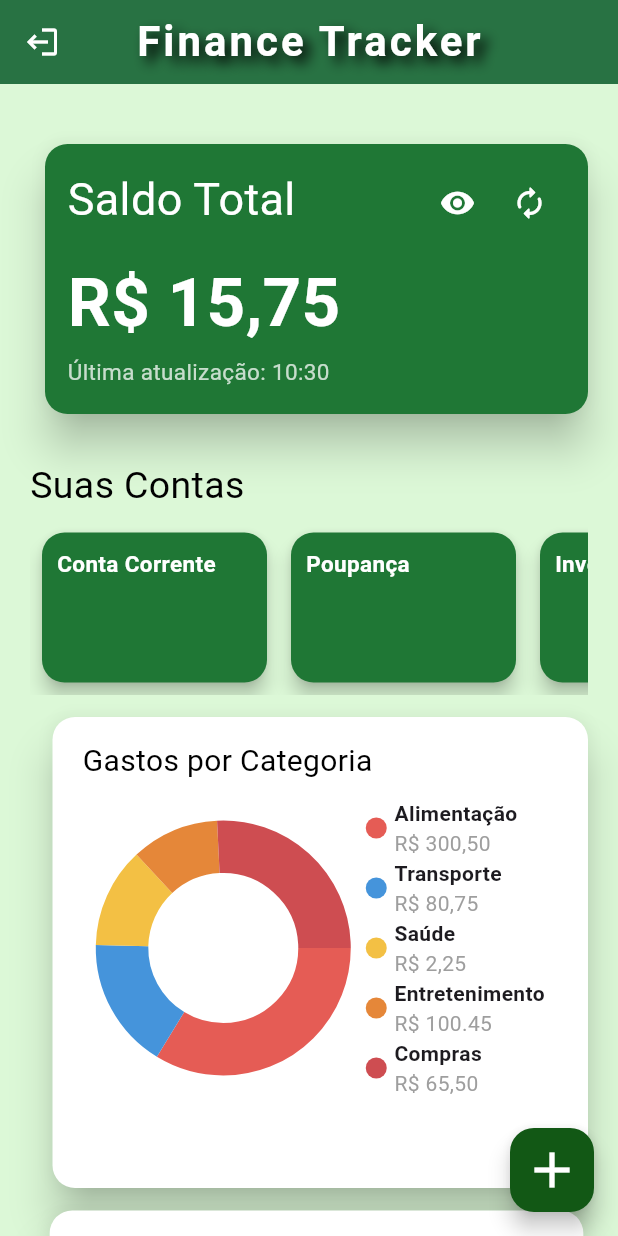
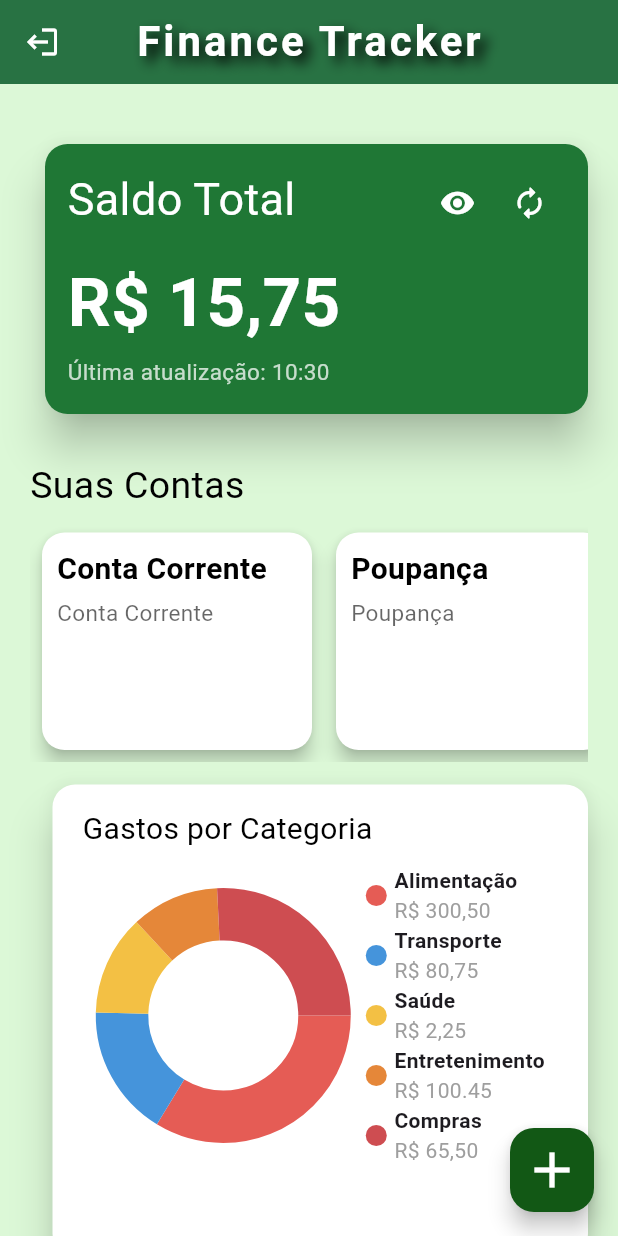
Before and after one commit to Ana-Julia-Furtado/Fin_Tracker, a Flutter app: the HomeScreen screen opened by its route, on a phone screen of 412 x 824 dp. Run offline on Flutter 3.47's test engine with Material 3 defaults, Android fonts, the phone set to English and light mode, and no system bars; drawn by our look-alikes of fl_chart; our stand-ins replace firebase_core; accounts and stored records are empty.

Commit message:
Update home.dart

```diff
--- a/lib/home.dart
+++ b/lib/home.dart
@@ -165,10 +165,19 @@ class _HomeScreenState extends State<HomeScreen> {
               scrollDirection: Axis.horizontal,
               child: Row(
                 children: const [
-                  AccountCard(title: "Conta Corrente"),
-                  AccountCard(title: "Poupança"),
-                  AccountCard(title: "Investimentos"),
-                  AccountCard(title: "Cartão de Crédito"),
+                  AccountCard(
+                    title: "Conta Corrente",
+                    subtitle: "Conta Corrente",
+                  ),
+                  AccountCard(title: "Poupança", subtitle: "Poupança"),
+                  AccountCard(
+                    title: "Investimentos",
+                    subtitle: "Investimentos",
+                  ),
+                  AccountCard(
+                    title: "Cartão de Crédito",
+                    subtitle: "Cartão de Crédito",
+                  ),
                 ],
               ),
             ),
@@ -255,29 +264,45 @@ class _HomeScreenState extends State<HomeScreen> {
 
 class AccountCard extends StatelessWidget {
   final String title;
-  const AccountCard({super.key, required this.title});
+  final String subtitle;
+  const AccountCard({super.key, required this.title, required this.subtitle});
 
   @override
   Widget build(BuildContext context) {
     return Card(
       elevation: 5,
-      color: const Color(0xFF1f7735),
+      color: const Color.fromARGB(255, 255, 255, 255),
       margin: const EdgeInsets.all(8),
       shape: RoundedRectangleBorder(borderRadius: BorderRadius.circular(15)),
       child: SizedBox(
-        width: 150,
-        height: 100,
+        width: 180,
+        height: 145,
         child: Padding(
           padding: const EdgeInsets.all(10),
           child: Align(
             alignment: Alignment.topLeft,
-            child: Text(
-              title,
-              style: const TextStyle(
-                fontWeight: FontWeight.bold,
-                color: Colors.white,
-                fontSize: 15,
-              ),
+            child: Column(
+              crossAxisAlignment: CrossAxisAlignment.start,
+              children: [
+                Text(
+                  title,
+                  overflow: TextOverflow.ellipsis,
+                  style: const TextStyle(
+                    fontWeight: FontWeight.bold,
+                    color: Color.fromARGB(255, 0, 0, 0),
+                    fontSize: 20,
+                  ),
+                ),
+                const SizedBox(height: 4),
+                Text(
+                  subtitle,
+                  style: TextStyle(
+                    fontWeight: FontWeight.normal,
+                    color: Colors.black.withOpacity(0.6),
+                    fontSize: 15,
+                  ),
+                ),
+              ],
             ),
           ),
         ),
```
